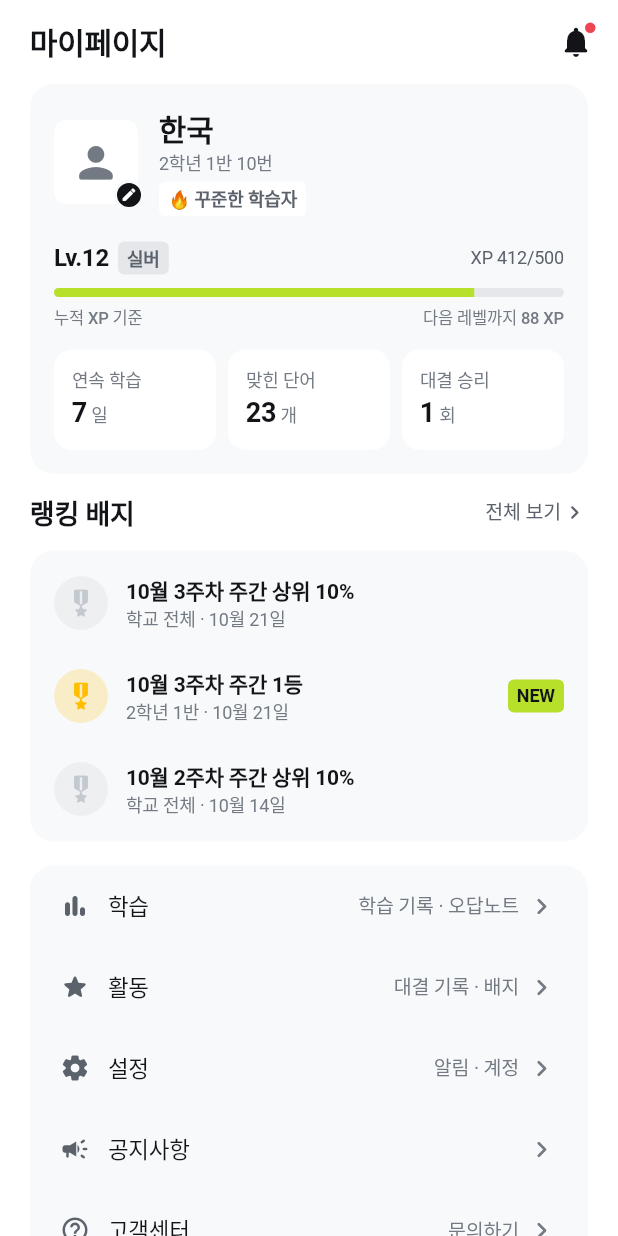
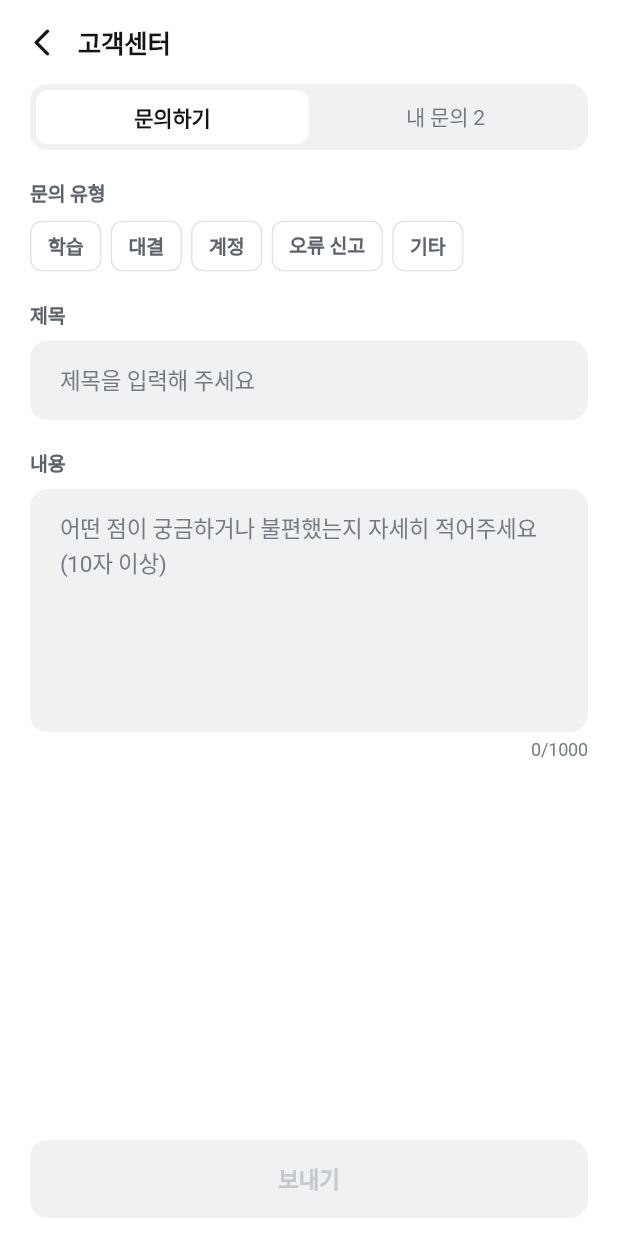
Before and after one commit to WORD-MATE/wordmate-android, a Flutter app: the MyPageScreen screen opened directly, after a tap on "고객센터", on a phone screen of 412 x 824 dp. Run offline on Flutter 3.47's test engine with Material 3 defaults, Android fonts, the phone set to English and light mode, and no system bars.

Commit message:
feat: 공지사항과 고객센터 문의 화면 구현
- 공지사항 목록(필독 태그)과 펼쳐서 보는 단건 조회
- 문의하기: 문의 유형 선택, 제목/내용 입력, 조건 충족 시 보내기 활성화
- 내 문의 목록과 답변 표시
- 마이페이지 메뉴를 실제 화면에 연결해 임시 연결 코드 제거

Co-Authored-By: Claude Opus 5.5 <noreply@anthropic.com>

```diff
--- a/lib/screens/mypage/my_page_screen.dart
+++ b/lib/screens/mypage/my_page_screen.dart
@@ -9,10 +9,7 @@ import '../../widgets/inputs.dart';
 import '../../widgets/layout.dart';
 import '../battle/battle_lobby_screen.dart';
 import 'settings_screens.dart';
-
-/// 마이페이지 메뉴의 공지·고객센터 이동. 해당 화면 커밋에서 연결한다.
-void Function(BuildContext context) openNotice = (_) {};
-void Function(BuildContext context) openInquiry = (_) {};
+import 'support_screens.dart';
 
 /// 마이페이지 (Figma "마이페이지", "학습", "활동").
 class MyPageScreen extends StatelessWidget {
@@ -53,9 +50,9 @@ class MyPageScreen extends StatelessWidget {
                     onTap: () => push(context, const BattleHistoryScreen())),
                 MenuRow('설정',
                     icon: Icons.settings_rounded, trailingText: '알림 · 계정', onTap: () => push(context, const SettingsScreen())),
-                MenuRow('공지사항', icon: Icons.campaign_rounded, onTap: () => openNotice(context)),
+                MenuRow('공지사항', icon: Icons.campaign_rounded, onTap: () => push(context, const NoticeScreen())),
                 MenuRow('고객센터',
-                    icon: Icons.help_outline_rounded, trailingText: '문의하기', onTap: () => openInquiry(context)),
+                    icon: Icons.help_outline_rounded, trailingText: '문의하기', onTap: () => push(context, const InquiryScreen())),
               ]),
             ),
           ],
--- /dev/null
+++ b/lib/screens/mypage/support_screens.dart
@@ -0,0 +1,235 @@
+import 'package:flutter/material.dart';
+
+import '../../utils/theme.dart';
+import '../../widgets/buttons.dart';
+import '../../widgets/inputs.dart';
+import '../../widgets/layout.dart';
+import '../../widgets/sheets.dart';
+
+class _Notice {
+  const _Notice(this.title, this.date, this.body, {this.pinned = false});
+
+  final String title;
+  final String date;
+  final String body;
+  final bool pinned;
+}
+
+const _notices = [
+  _Notice('WORD MATE 정식 오픈 안내', '11월 1일',
+      'WORD MATE가 정식으로 문을 열었어요! 매일 10분, 친구들과 단어로 겨루며 함께 성장해요.', pinned: true),
+  _Notice('2학기 기말고사 대비 단어팩 업데이트', '11월 6일', '교과서 2학년 4~6단원 단어팩이 추가되었어요. 단어팩 탭에서 확인해 보세요.'),
+  _Notice('주간 랭킹 배지 지급 기준 변경', '10월 28일', '주간 랭킹 배지는 이제 학교 전체 상위 10%와 반별 1등에게 지급돼요.'),
+  _Notice('서버 점검 안내 (10월 20일 02:00~04:00)', '10월 18일', '안정적인 서비스를 위해 서버 점검이 진행돼요. 점검 중에는 대결 기능을 사용할 수 없어요.'),
+];
+
+/// 공지사항 (Figma "공지", "단건 조회").
+class NoticeScreen extends StatefulWidget {
+  const NoticeScreen({super.key});
+
+  @override
+  State<NoticeScreen> createState() => _NoticeScreenState();
+}
+
+class _NoticeScreenState extends State<NoticeScreen> {
+  int? _open;
+
+  @override
+  Widget build(BuildContext context) {
+    return Scaffold(
+      appBar: AppTopBar(title: '공지사항', onBack: () => Navigator.pop(context)),
+      body: ListView.separated(
+        itemCount: _notices.length,
+        separatorBuilder: (_, _) => const AppDivider(indent: Gap.screen),
+        itemBuilder: (_, i) {
+          final n = _notices[i];
+          final open = _open == i;
+          return InkWell(
+            onTap: () => setState(() => _open = open ? null : i),
+            child: Padding(
+              padding: const EdgeInsets.symmetric(horizontal: Gap.screen, vertical: 16),
+              child: Column(crossAxisAlignment: CrossAxisAlignment.start, children: [
+                Row(children: [
+                  Expanded(
+                    child: Column(crossAxisAlignment: CrossAxisAlignment.start, children: [
+                      Row(children: [
+                        if (n.pinned) ...[
+                          const Tag('필독', background: AppColors.primary, color: AppColors.onPrimary),
+                          const SizedBox(width: 6),
+                        ],
+                        Flexible(child: Text(n.title, style: AppText.body2Bold)),
+                      ]),
+                      const SizedBox(height: 2),
+                      Text(n.date, style: AppText.caption1.copyWith(color: AppColors.textTertiary)),
+                    ]),
+                  ),
+                  Icon(open ? Icons.keyboard_arrow_up_rounded : Icons.keyboard_arrow_down_rounded,
+                      color: AppColors.textTertiary),
+                ]),
+                AnimatedSize(
+                  duration: const Duration(milliseconds: 200),
+                  child: open
+                      ? Container(
+                          width: double.infinity,
+                          margin: const EdgeInsets.only(top: 12),
+                          padding: const EdgeInsets.all(16),
+                          decoration: const BoxDecoration(color: AppColors.surface, borderRadius: AppRadius.md),
+                          child: Text(n.body, style: AppText.label1.copyWith(color: AppColors.textSecondary)),
+                        )
+                      : const SizedBox(width: double.infinity),
+                ),
+              ]),
+            ),
+          );
+        },
+      ),
+    );
+  }
+}
+
+class _Inquiry {
+  const _Inquiry(this.type, this.title, this.date, this.answer);
+
+  final String type;
+  final String title;
+  final String date;
+  final String? answer;
+}
+
+/// 고객센터 문의 (Figma "문의 유형", "작성", "보내기 버튼 활성화", "답변").
+class InquiryScreen extends StatefulWidget {
+  const InquiryScreen({super.key});
+
+  @override
+  State<InquiryScreen> createState() => _InquiryScreenState();
+}
+
+class _InquiryScreenState extends State<InquiryScreen> {
+  static const _types = ['학습', '대결', '계정', '오류 신고', '기타'];
+
+  final _title = TextEditingController();
+  final _body = TextEditingController();
+  int _tab = 0;
+  String? _type;
+  final _history = [
+    const _Inquiry('대결', '대결 중 화면이 멈췄어요', '11월 4일',
+        '불편을 드려 죄송해요. 11월 6일 업데이트에서 해당 문제를 수정했어요. 앱을 최신 버전으로 업데이트해 주세요.'),
+    const _Inquiry('학습', '내 단어팩을 친구와 공유하고 싶어요', '11월 7일', null),
+  ];
+
+  bool get _canSend => _type != null && _title.text.trim().isNotEmpty && _body.text.trim().length >= 10;
+
+  @override
+  void dispose() {
+    _title.dispose();
+    _body.dispose();
+    super.dispose();
+  }
+
+  void _send() {
+    setState(() {
+      _history.insert(0, _Inquiry(_type!, _title.text.trim(), '방금', null));
+      _type = null;
+      _title.clear();
+      _body.clear();
+      _tab = 1;
+    });
+    FocusScope.of(context).unfocus();
+    showToast(context, '문의가 접수되었어요');
+  }
+
+  @override
+  Widget build(BuildContext context) {
+    Widget label(String t) => Padding(
+          padding: const EdgeInsets.only(bottom: 8),
+          child: Text(t, style: AppText.label2Bold.copyWith(color: AppColors.textSecondary)),
+        );
+    return Scaffold(
+      appBar: AppTopBar(title: '고객센터', onBack: () => Navigator.pop(context)),
+      body: Column(children: [
+        Padding(
+          padding: const EdgeInsets.symmetric(horizontal: Gap.screen),
+          child: SegmentedTabs(
+            tabs: ['문의하기', '내 문의 ${_history.length}'],
+            index: _tab,
+            onSelect: (i) => setState(() => _tab = i),
+          ),
+        ),
+        Expanded(
+          child: _tab == 0
+              ? ListView(padding: const EdgeInsets.all(Gap.screen), children: [
+                  label('문의 유형'),
+                  Wrap(spacing: 6, runSpacing: 6, children: [
+                    for (final t in _types) AppChip(t, selected: t == _type, onTap: () => setState(() => _type = t)),
+                  ]),
+                  Gap.h20,
+                  label('제목'),
+                  AppTextField(
+                      controller: _title, hint: '제목을 입력해 주세요', maxLength: 40, onChanged: (_) => setState(() {})),
+                  Gap.h20,
+                  label('내용'),
+                  AppTextField(
+                    controller: _body,
+                    hint: '어떤 점이 궁금하거나 불편했는지 자세히 적어주세요 (10자 이상)',
+                    maxLines: 8,
+                    minLines: 6,
+                    maxLength: 1000,
+                    onChanged: (_) => setState(() {}),
+                  ),
+                  Align(
+                    alignment: Alignment.centerRight,
+                    child: Padding(
+                      padding: const EdgeInsets.only(top: 4),
+                      child: Text('${_body.text.length}/1000',
+                          style: AppText.caption1.copyWith(color: AppColors.textTertiary)),
+                    ),
+                  ),
+                ])
+              : ListView.separated(
+                  padding: const EdgeInsets.only(top: 8),
+                  itemCount: _history.length,
+                  separatorBuilder: (_, _) => const AppDivider(indent: Gap.screen),
+                  itemBuilder: (_, i) => _InquiryRow(inquiry: _history[i]),
+                ),
+        ),
+      ]),
+      bottomNavigationBar: _tab == 0 ? BottomCta('보내기', enabled: _canSend, onPressed: _send) : null,
+    );
+  }
+}
+
+class _InquiryRow extends StatelessWidget {
+  const _InquiryRow({required this.inquiry});
+
+  final _Inquiry inquiry;
+
+  @override
+  Widget build(BuildContext context) {
+    final answered = inquiry.answer != null;
+    return Padding(
+      padding: const EdgeInsets.symmetric(horizontal: Gap.screen, vertical: 14),
+      child: Column(crossAxisAlignment: CrossAxisAlignment.start, children: [
+        Row(children: [
+          Tag(inquiry.type),
+          const SizedBox(width: 6),
+          Expanded(child: Text(inquiry.title, style: AppText.body2Bold, overflow: TextOverflow.ellipsis)),
+          Tag(answered ? '답변 완료' : '답변 대기',
+              background: answered ? AppColors.primary : AppColors.surfaceVariant,
+              color: answered ? AppColors.onPrimary : AppColors.textSecondary),
+        ]),
+        Padding(
+          padding: const EdgeInsets.only(top: 2),
+          child: Text(inquiry.date, style: AppText.caption1.copyWith(color: AppColors.textTertiary)),
+        ),
+        if (answered)
+          Container(
+            width: double.infinity,
+            margin: const EdgeInsets.only(top: 10),
+            padding: const EdgeInsets.all(14),
+            decoration: const BoxDecoration(color: AppColors.surface, borderRadius: AppRadius.md),
+            child: Text('워드메이트 · ${inquiry.answer}', style: AppText.label2.copyWith(color: AppColors.textSecondary)),
+          ),
+      ]),
+    );
+  }
+}
```
